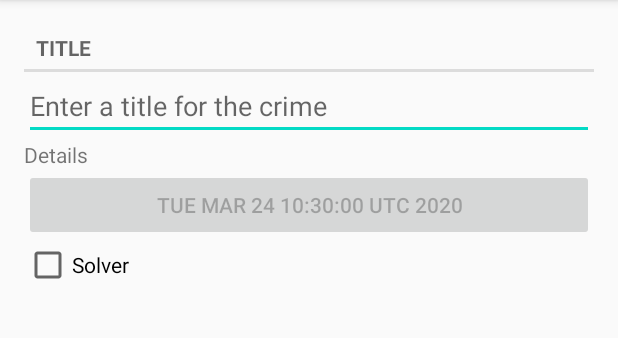
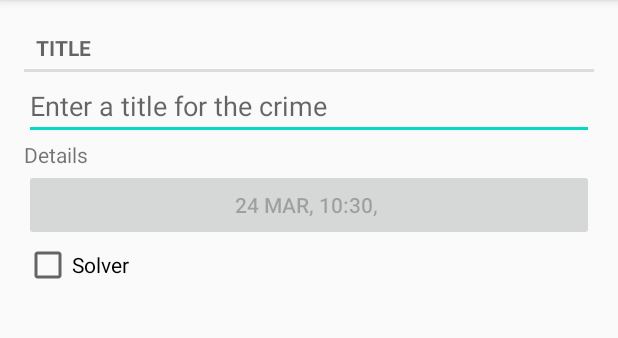
Before and after one commit to SammyBM/CriminalIntent, an Android app: the screen it shows after launch (CrimeActivity), on a phone screen of 412 x 824 dp, the part 84-422 px from its top. Run offline under Robolectric (Android 15) with nearby library versions, the phone set to English and light mode, and no system bars.

Commit message:
Version 1.1: Added custom date format (still missing location)

```diff
--- a/app/src/main/AndroidManifest.xml
+++ b/app/src/main/AndroidManifest.xml
@@ -1,6 +1,7 @@
 <?xml version="1.0" encoding="utf-8"?>
 <manifest xmlns:android="http://schemas.android.com/apk/res/android"
     package="com.example.criminalintent">
+
 
     <application
         android:allowBackup="true"
--- a/app/src/main/java/com/example/criminalintent/CrimeFragment.java
+++ b/app/src/main/java/com/example/criminalintent/CrimeFragment.java
@@ -1,5 +1,6 @@
 package com.example.criminalintent;
 
+import android.location.Location;
 import android.os.Bundle;
 import android.text.Editable;
 import android.text.TextWatcher;
@@ -16,13 +17,19 @@ import androidx.annotation.NonNull;
 import androidx.annotation.Nullable;
 import androidx.fragment.app.Fragment;
 
+import java.text.ParseException;
+import java.text.ParsePosition;
+import java.text.SimpleDateFormat;
 import java.util.Date;
+import java.util.Locale;
 
 public class CrimeFragment extends Fragment {
     private Crime mCrime;
     private EditText mTitleField;
     private Button mDateButton;
     private CheckBox mSolvedCheckBox;
+
+
 
     @Override
     public void onCreate(@Nullable Bundle savedInstanceState) {
@@ -62,7 +69,14 @@ public class CrimeFragment extends Fragment {
         });
 
 
-        mDateButton.setText(mCrime.getmDate().toString());
+        //Custom DATE format using SimpleDateFormat
+        Date    mDate = mCrime.getmDate();
+
+        // mFormat acts as a template, and calling .format() applies it
+        SimpleDateFormat mFormat = new SimpleDateFormat("dd MMM, HH:mm, ", Locale.US); //
+        String coso = mFormat.format(mCrime.getmDate());
+
+        mDateButton.setText(coso);
         mDateButton.setEnabled(false);
 
         mSolvedCheckBox.setOnCheckedChangeListener(new CompoundButton.OnCheckedChangeListener() {
```
